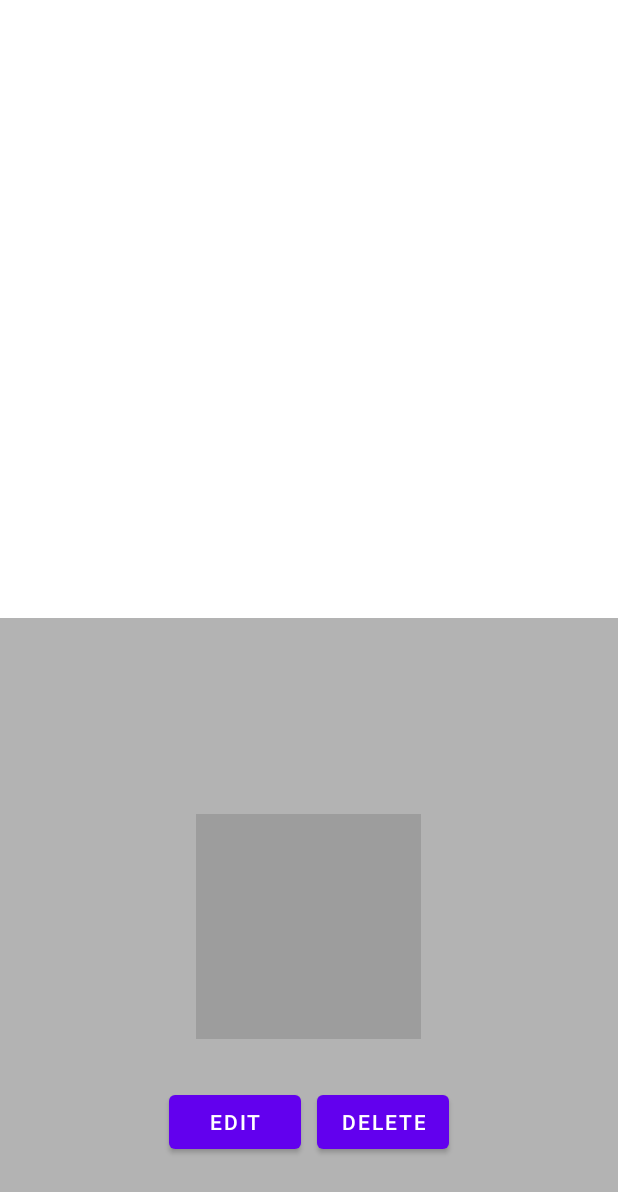
After one commit to Dudix93/android-barcode-generator, an Android app: the layout popup_barcode.xml on its own in the app's theme, with its tools: preview values and no code run, on a phone screen of 412 x 824 dp. The commit adds this screen. Shown: the top 1192 px of the screen. Run offline under Robolectric (Android 15) with nearby library versions, the phone set to English and light mode, and no system bars.

Commit message:
Changed list (only codes) & barcode preview

```diff
--- a/app/src/main/java/com/example/barcodegenrator/BarcodesActivity.java
+++ b/app/src/main/java/com/example/barcodegenrator/BarcodesActivity.java
@@ -11,7 +11,7 @@ import com.google.android.material.snackbar.Snackbar;
 import java.util.ArrayList;
 import java.util.List;
 
-public class BarcodesActivity extends AppCompatActivity {
+public class BarcodesActivity extends AppCompatActivity implements BarcodeListener {
 
     private ArrayList<BarcodeModel> barcodesList;
     private ArrayList<String> barcodesValuesList;
@@ -68,7 +68,7 @@ public class BarcodesActivity extends AppCompatActivity {
         listView.setAdapter(adapter);
     }
 
-    protected void deleteBarcode(int gigId) {
+    public void deleteBarcode(int gigId) {
         db = dbHelper.getWritableDatabase();
         dbHelper.deleteBarcode(db, gigId);
         loadData();
--- /dev/null
+++ b/app/src/main/res/layout/popup_barcode.xml
@@ -0,0 +1,67 @@
+<?xml version="1.0" encoding="utf-8"?>
+<androidx.constraintlayout.widget.ConstraintLayout xmlns:android="http://schemas.android.com/apk/res/android"
+    xmlns:app="http://schemas.android.com/apk/res-auto"
+    xmlns:tools="http://schemas.android.com/tools"
+    android:layout_height="match_parent"
+    android:layout_width="match_parent"
+    tools:context=".GenerateBarcodeActivity">
+
+    <androidx.constraintlayout.widget.Guideline
+        android:id="@+id/guideline_horizontal"
+        android:layout_width="wrap_content"
+        android:layout_height="wrap_content"
+        android:orientation="horizontal"
+        app:layout_constraintGuide_percent="0.5" />
+
+    <RelativeLayout
+        android:layout_width="match_parent"
+        android:layout_height="0dp"
+        android:background="#66424242"
+        app:layout_constraintTop_toBottomOf="@id/guideline_horizontal"
+        app:layout_constraintHeight_percent="0.5"
+        android:orientation="horizontal">
+
+        <ImageView
+            android:id="@+id/barcode_image_view"
+            android:layout_width="match_parent"
+            android:layout_height="150dp"
+            android:layout_marginLeft="30dp"
+            android:layout_centerHorizontal="true"
+            android:layout_centerVertical="true"
+            app:layout_constraintStart_toStartOf="parent"
+            app:layout_constraintTop_toBottomOf="@+id/edit_delete_buttons"
+            app:srcCompat="?attr/actionBarDivider" />
+
+        <RelativeLayout
+            android:id="@+id/edit_delete_buttons"
+            android:layout_width="match_parent"
+            android:layout_height="match_parent"
+            android:layout_below="@+id/barcode_image_view"
+            android:layout_marginBottom="20dp"
+            android:gravity="center">
+
+            <Button
+                android:id="@+id/edit_barcode_button"
+                android:layout_width="wrap_content"
+                android:layout_height="wrap_content"
+                android:layout_margin="5dp"
+                android:text="@string/edit"
+                android:textColor="@color/white"
+                app:layout_constraintStart_toStartOf="parent" />
+
+            <Button
+                android:id="@+id/delete_barcode_button"
+                android:layout_width="wrap_content"
+                android:layout_height="wrap_content"
+                android:layout_centerHorizontal="true"
+                android:layout_margin="5dp"
+                android:layout_toRightOf="@id/edit_barcode_button"
+                android:text="@string/delete"
+                android:textColor="@color/white"
+                app:layout_constraintStart_toStartOf="parent" />
+
+        </RelativeLayout>
+
+    </RelativeLayout>
+
+</androidx.constraintlayout.widget.ConstraintLayout>
--- a/build.gradle
+++ b/build.gradle
@@ -5,7 +5,7 @@ buildscript {
         mavenCentral()
     }
     dependencies {
-        classpath 'com.android.tools.build:gradle:7.0.3'
+        classpath 'com.android.tools.build:gradle:7.0.4'
 
         // NOTE: Do not place your application dependencies here; they belong
         // in the individual module build.gradle files
```
Also changed, not shown: app/src/main/java/com/example/barcodegenrator/BarcodeListener.java (added, +8 -0 lines), app/src/main/java/com/example/barcodegenrator/BarcodesAdapter.java (+94 -37 lines), app/src/main/java/com/example/barcodegenrator/EntryOptionsDialogFragment.java (deleted, +0 -56 lines), app/src/main/res/layout/array_list_item_barcode.xml (+4 -11 lines).
